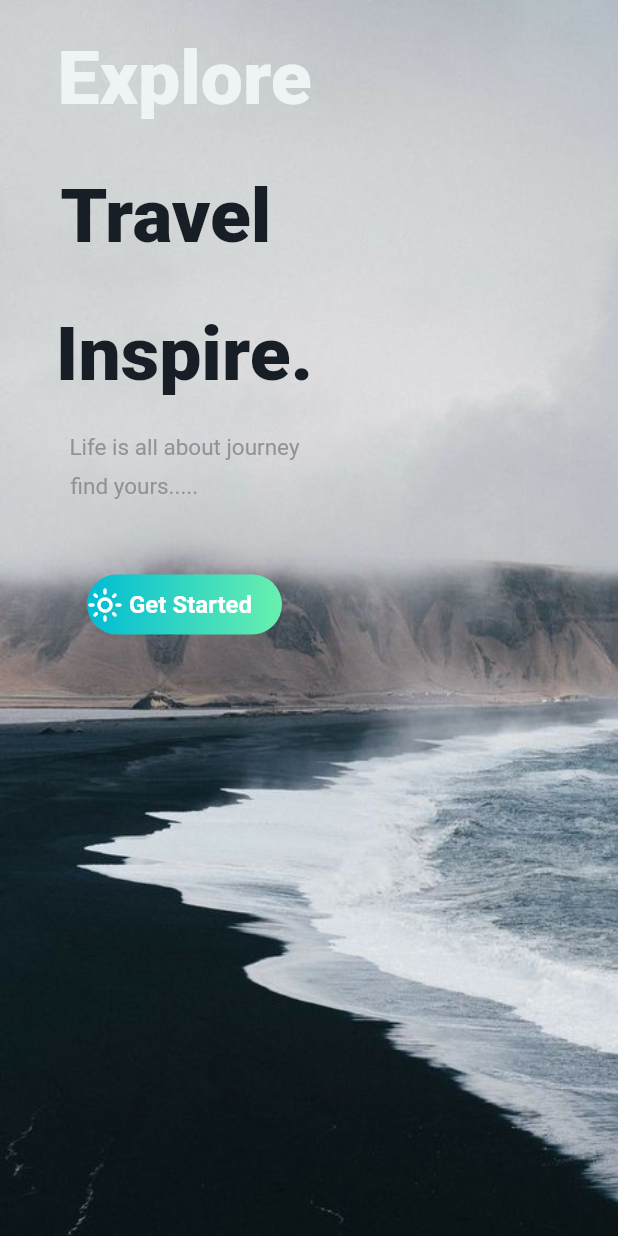
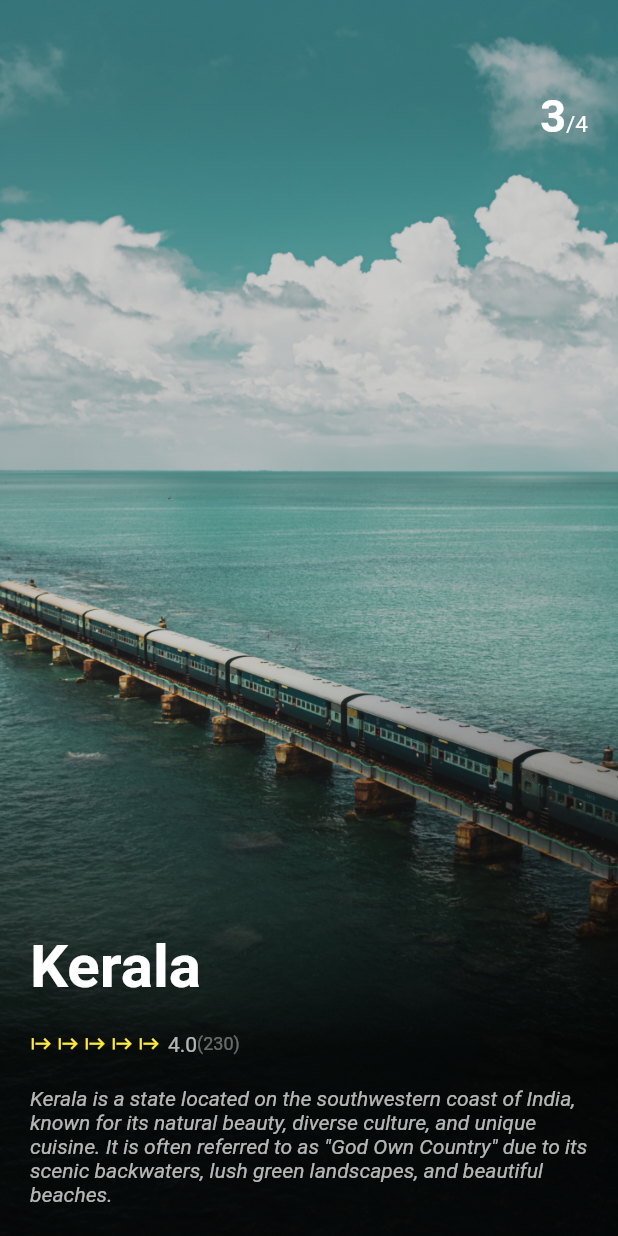
Before and after one commit to Pankaj1662005/Travel, a Flutter app: the screen it shows after launch, on a phone screen of 412 x 824 dp. Run offline on Flutter 3.47's test engine with Material 2 defaults, Android fonts, the phone set to English and light mode, and no system bars.

Commit message:
final by Pankaj

```diff
--- a/lib/main.dart
+++ b/lib/main.dart
@@ -1,3 +1,5 @@
+import 'package:alpha/screens/info.dart';
+
 import 'screens/splash_screen.dart';
 import 'package:alpha/screens/frontpage.dart';
 import 'package:flutter/material.dart';
@@ -20,11 +22,13 @@ class MyApp extends StatelessWidget {
     return MaterialApp(
 
       debugShowCheckedModeBanner: false,
-      initialRoute:'splashScreen',
+      initialRoute:'info',
       routes:{
 
         'frontpage':(context)=> IntroPage(),
         'splashScreen' :(context) => splashScreen(),
+        'info':(context)=>homepage(),
+
       },
 
 
--- /dev/null
+++ b/lib/screens/info.dart
@@ -0,0 +1,150 @@
+import 'package:flutter/cupertino.dart';
+import 'package:flutter/material.dart';
+
+class homepage extends StatefulWidget {
+  const homepage({Key? key}) : super(key: key);
+
+  @override
+  State<homepage> createState() => _homepageState();
+}
+
+class _homepageState extends State<homepage> {
+  PageController _pageController = PageController();
+  int totalPage=4;
+
+    void _onScroll(){
+    }
+
+    @override
+  void initState() {
+      _pageController=PageController(
+        initialPage: 2,
+      )..addListener(() {_onScroll();});
+    super.initState();
+  }
+
+  @override
+  Widget build(BuildContext context) {
+    return Scaffold(
+      body: PageView(
+        controller: _pageController,
+        children: <Widget>[
+
+makePage(image: 'images/delhi1.jpg',
+title: 'Delhi',
+    page:1,
+    description:'Historically, Delhi has been the capital of several empires and dynasties, including the Mughal Empire, which left a lasting imprint on the city architecture and culture. Today, Delhi is a vibrant center of commerce, industry, and education, with a diverse population that includes people from all over India and the world.',
+),
+makePage(image: 'images/jaipur.jpg',
+title: 'Jaipur',
+  page: 2,
+  description:'Jaipur is a vibrant city located in the Indian state of Rajasthan. It is also known as the "Pink City" due to the distinctive pink color of many of its buildings. Jaipur is a popular tourist destination due to its rich history, culture, and architecture.',
+),
+          makePage(image: 'images/kerala.jpg',
+          title: 'Kerala',
+            page: 3,
+            description:'Kerala is a state located on the southwestern coast of India, known for its natural beauty, diverse culture, and unique cuisine. It is often referred to as "God Own Country" due to its scenic backwaters, lush green landscapes, and beautiful beaches.',
+          ),
+          makePage(image: 'images/kashmir.jpg',
+          title: 'Kaishmir',
+            page: 4,
+            description:'Kashmir is a region located in the northernmost part of the Indian subcontinent, primarily in the Indian state of Jammu and Kashmir. It is known for its stunning natural beauty, including picturesque valleys, snow-capped mountains, and crystal-clear lakesKashmir has been a disputed territory between India and Pakistan for decades, with ongoing tensions and conflicts in the region. However, despite the political unrest, Kashmir remains a popular tourist destination for its scenic landscapes and rich culture.',
+          ),
+        ],
+      ),
+    );
+  }
+  Widget makePage({image,title,description,page})
+  {
+    return Container(
+        decoration: BoxDecoration(
+          image: DecorationImage(
+              image: AssetImage(image),
+          fit: BoxFit.cover)
+        ),
+      child: Container(
+        decoration: BoxDecoration(
+          gradient: LinearGradient(
+              begin: Alignment.bottomRight,
+              stops: [0.3,0.9],
+              colors: [
+            Colors.black.withOpacity(.9),
+                Colors.black.withOpacity(.2),
+          ])
+        ),
+        child: Padding(padding: EdgeInsets.all(20),
+        child: Column(
+          crossAxisAlignment: CrossAxisAlignment.start,
+          children:<Widget> [
+            SizedBox(
+              height: 40,
+            ),
+            Row(
+              mainAxisAlignment: MainAxisAlignment.end,
+              crossAxisAlignment: CrossAxisAlignment.baseline,
+              textBaseline: TextBaseline.alphabetic,
+              children: <Widget>[
+                Text(page.toString(),style: TextStyle(color: Colors.white,fontSize: 30,fontWeight: FontWeight.bold),),
+                Text('/'+totalPage.toString(),style: TextStyle(color: Colors.white,fontSize: 15),
+
+                )  ],
+            ),
+            Expanded(child: Column(
+              mainAxisAlignment: MainAxisAlignment.end,
+              crossAxisAlignment: CrossAxisAlignment.start,
+
+              children: <Widget>[
+                Text(title,style: TextStyle(color: Colors.white,fontSize: 40,fontWeight: FontWeight.bold),),
+SizedBox(
+  height: 20,
+
+),
+                Row(children: <Widget>[
+                  Container(
+                    margin:EdgeInsets.only(right: 3),
+                    child: Icon(Icons.start,color: Colors.yellow,size: 15,),
+
+                  ),
+                  Container(
+                    margin:EdgeInsets.only(right: 3),
+                    child: Icon(Icons.start,color: Colors.yellow,size: 15,),
+
+                  ),
+                  Container(
+                    margin:EdgeInsets.only(right: 3),
+                    child: Icon(Icons.start,color: Colors.yellow,size: 15,),
+
+                  ),
+                  Container(
+                    margin:EdgeInsets.only(right: 3),
+                    child: Icon(Icons.start,color: Colors.yellow,size: 15,),
+
+                  ),
+                  Container(
+                    margin:EdgeInsets.only(right: 5),
+                    child: Icon(Icons.start,color: Colors.yellow,size: 15,),
+
+                  ),
+                  Text('4.0',style: TextStyle(color: Colors.white70),),
+                  Text('(230)',style: TextStyle(color: Colors.white38,fontSize: 12),),
+
+                ],
+                ),
+                SizedBox(
+                  height: 20,
+
+                ),
+                Text(description,style: TextStyle(color: Colors.white.withOpacity(0.7),fontStyle: FontStyle.italic),
+
+
+                ),],
+            ),
+            )
+          ],
+        ),
+        ),
+      ),
+    );
+
+  }
+}
--- a/lib/screens/splash_screen.dart
+++ b/lib/screens/splash_screen.dart
@@ -13,7 +13,7 @@ class _splashScreenState extends State<splashScreen> {
   @override
   void initState() {
     super.initState();
-    Timer(Duration(seconds: 5), () {
+    Timer(Duration(seconds: 2), () {
       Navigator.pushReplacementNamed(context, 'frontpage');
     },);
   }
--- a/pubspec.yaml
+++ b/pubspec.yaml
@@ -30,7 +30,7 @@ environment:
 dependencies:
   flutter:
     sdk: flutter
-
+  simple_animations: ^5.0.0+3
 
   # The following adds the Cupertino Icons font to your application.
   # Use with the CupertinoIcons class for iOS style icons.
```
Also changed, not shown: images/delhi.jpg (added), images/delhi1.jpg (added), images/jaipur.jpg (added), images/kashmir.jpg (added), images/kerala.jpg (added), pubspec.lock.
